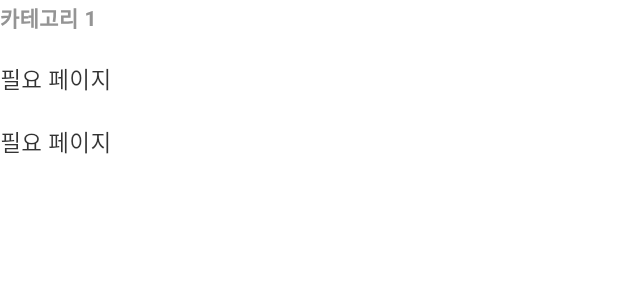
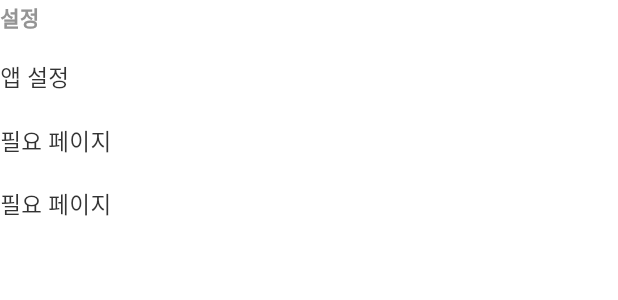
Before and after one commit to jungwuk-ryu/duty-it, a Flutter app: the DrawerCategorySection widget shown alone on an empty page, opened directly, on a phone screen of 412 x 824 dp. Shown: the top 300 px of the screen. Run offline on Flutter 3.47's test engine with Material 3 defaults, Android fonts, the light colour scheme and no system bars; our stand-ins replace flutter_screenutil, get, infinite_scroll_pagination; Roboto replaces fonts that are missing (Pretendard).

Commit message:
feat: end drawer에 앱 설정 아이템 추가

```diff
--- a/lib/app/modules/main/widgets/drawer/drawer_category_section.dart
+++ b/lib/app/modules/main/widgets/drawer/drawer_category_section.dart
@@ -11,11 +11,21 @@ class DrawerCategorySection extends StatelessWidget {
       crossAxisAlignment: CrossAxisAlignment.start,
       children: [
         Text(
-          "카테고리 1",
+          "설정",
           style: TextStyle(
             color: AppColors.g05,
             fontSize: 14,
             fontWeight: FontWeight.w600,
+            height: 1.60,
+          ),
+        ),
+        SizedBox(height: 16.h),
+        Text(
+          "앱 설정",
+          style: TextStyle(
+            color: AppColors.black,
+            fontSize: 15,
+            fontWeight: FontWeight.w400,
             height: 1.60,
           ),
         ),
```
